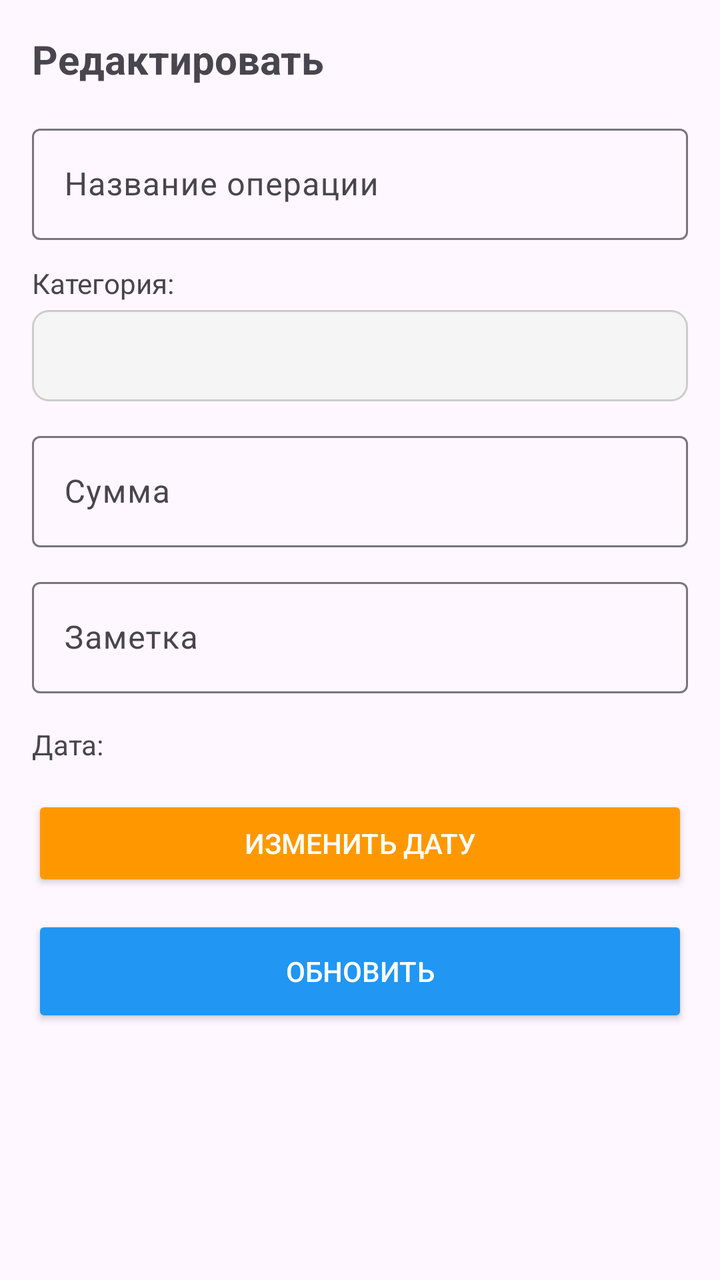
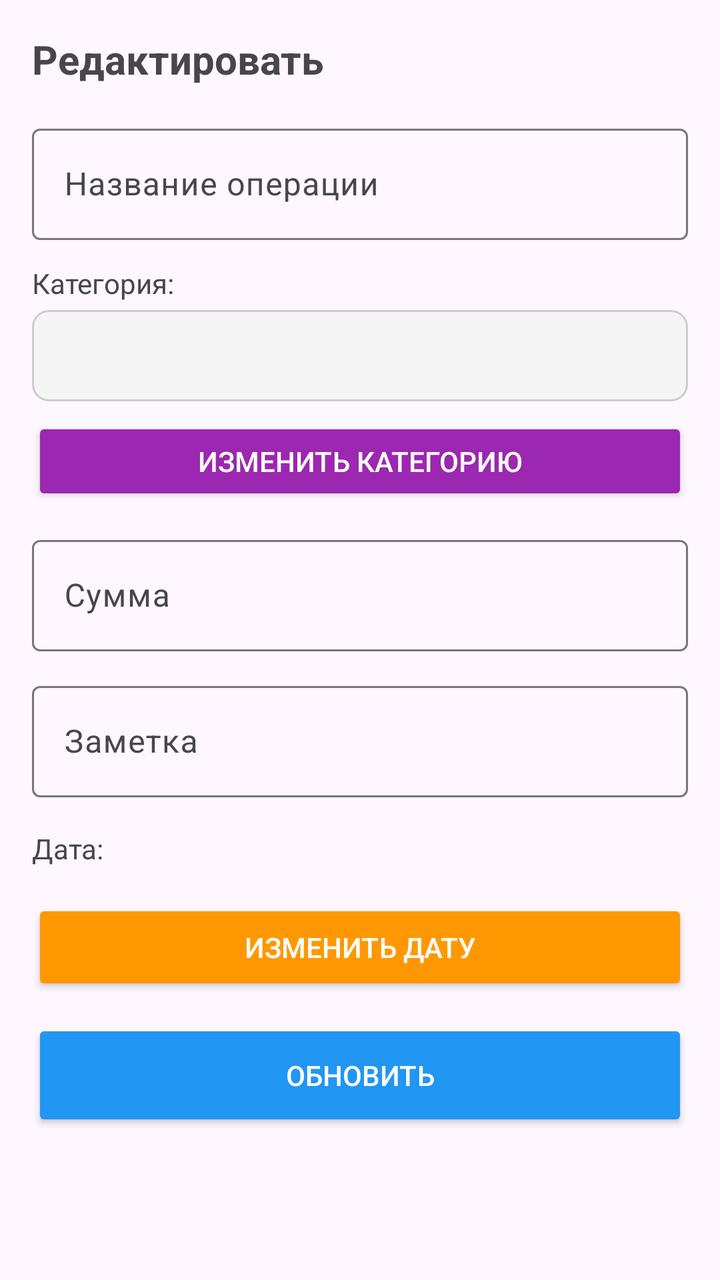

Two renders of the same Android screen: before a commit and after it. Below are the layout's source before the change and the commit's diff.
<!-- AndroidManifest.xml: application theme Theme.MobileApp -->
<!-- res/layout/dialog_edit_transaction.xml -->
<?xml version="1.0" encoding="utf-8"?>
<LinearLayout xmlns:android="http://schemas.android.com/apk/res/android"
    android:layout_width="match_parent"
    android:layout_height="wrap_content"
    android:orientation="vertical"
    android:padding="16dp">

    <TextView
        android:id="@+id/tvEditTitle"
        android:layout_width="match_parent"
        android:layout_height="wrap_content"
        android:text="Редактировать"
        android:textSize="20sp"
        android:textStyle="bold"
        android:textAlignment="center"
        android:layout_marginBottom="16dp"/>

    <com.google.android.material.textfield.TextInputLayout
        android:layout_width="match_parent"
        android:layout_height="wrap_content"
        android:layout_marginBottom="12dp"
        style="@style/Widget.Material3.TextInputLayout.OutlinedBox">

        <com.google.android.material.textfield.TextInputEditText
            android:id="@+id/etEditName"
            android:layout_width="match_parent"
            android:layout_height="wrap_content"
            android:inputType="text"
            android:hint="Название операции"/>
    </com.google.android.material.textfield.TextInputLayout>

    <TextView
        android:layout_width="match_parent"
        android:layout_height="wrap_content"
        android:text="Категория:"
        android:textSize="14sp"
        android:layout_marginBottom="4dp"/>

    <TextView
        android:id="@+id/tvCurrentCategory"
        android:layout_width="match_parent"
        android:layout_height="wrap_content"
        android:text=""
        android:textSize="16sp"
        android:padding="12dp"
        android:background="@drawable/border_background"
        android:layout_marginBottom="12dp"/>

    <com.google.android.material.textfield.TextInputLayout
        android:layout_width="match_parent"
        android:layout_height="wrap_content"
        android:layout_marginBottom="12dp"
        style="@style/Widget.Material3.TextInputLayout.OutlinedBox">

        <com.google.android.material.textfield.TextInputEditText
            android:id="@+id/etEditAmount"
            android:layout_width="match_parent"
            android:layout_height="wrap_content"
            android:inputType="numberDecimal"
            android:hint="Сумма"/>
    </com.google.android.material.textfield.TextInputLayout>

    <com.google.android.material.textfield.TextInputLayout
        android:layout_width="match_parent"
        android:layout_height="wrap_content"
        android:layout_marginBottom="16dp"
        style="@style/Widget.Material3.TextInputLayout.OutlinedBox">

        <com.google.android.material.textfield.TextInputEditText
            android:id="@+id/etEditNote"
            android:layout_width="match_parent"
            android:layout_height="wrap_content"
            android:inputType="text"
            android:hint="Заметка"/>
    </com.google.android.material.textfield.TextInputLayout>

    <LinearLayout
        android:layout_width="match_parent"
        android:layout_height="wrap_content"
        android:orientation="horizontal"
        android:layout_marginBottom="16dp">

        <TextView
            android:layout_width="0dp"
            android:layout_weight="1"
            android:layout_height="wrap_content"
            android:text="Дата:"
            android:textSize="14sp"/>

        <TextView
            android:id="@+id/tvCurrentDate"
            android:layout_width="wrap_content"
            android:layout_height="wrap_content"
            android:text=""
            android:textSize="14sp"
            android:textStyle="bold"/>
    </LinearLayout>

    <Button
        android:id="@+id/btnChangeDate"
        android:layout_width="match_parent"
        android:layout_height="48dp"
        android:text="Изменить дату"
        android:backgroundTint="#FF9800"
        android:textColor="#FFFFFF"
        android:layout_marginBottom="12dp"/>

    <Button
        android:id="@+id/btnUpdate"
        android:layout_width="match_parent"
        android:layout_height="56dp"
        android:text="Обновить"
        android:backgroundTint="#2196F3"
        android:textColor="#FFFFFF"/>

</LinearLayout>
<!-- resources referenced by this layout -->
<resources>
  <!-- drawable border_background (drawable) -->
  <?xml version="1.0" encoding="utf-8"?>
  <shape xmlns:android="http://schemas.android.com/apk/res/android">
      <solid android:color="#F5F5F5"/>
      <stroke android:width="1dp" android:color="#CCCCCC"/>
      <corners android:radius="8dp"/>
  </shape>
  <style name="Theme.MobileApp" parent="Base.Theme.MobileApp" />
  <style name="Base.Theme.MobileApp" parent="Theme.Material3.DayNight.NoActionBar">
          
          
      </style>
</resources>

<!-- the commit's change to res/layout/dialog_edit_transaction.xml (unified diff, before → after) -->
@@ -44,6 +44,16 @@
         android:textSize="16sp"
         android:padding="12dp"
         android:background="@drawable/border_background"
+        android:layout_marginBottom="8dp"/>
+
+    <Button
+        android:id="@+id/btnChangeCategory"
+        android:layout_width="match_parent"
+        android:layout_height="44dp"
+        android:text="Изменить категорию"
+        android:backgroundTint="#9C27B0"
+        android:textColor="#FFFFFF"
+        android:textSize="14sp"
         android:layout_marginBottom="12dp"/>
 
     <com.google.android.material.textfield.TextInputLayout
